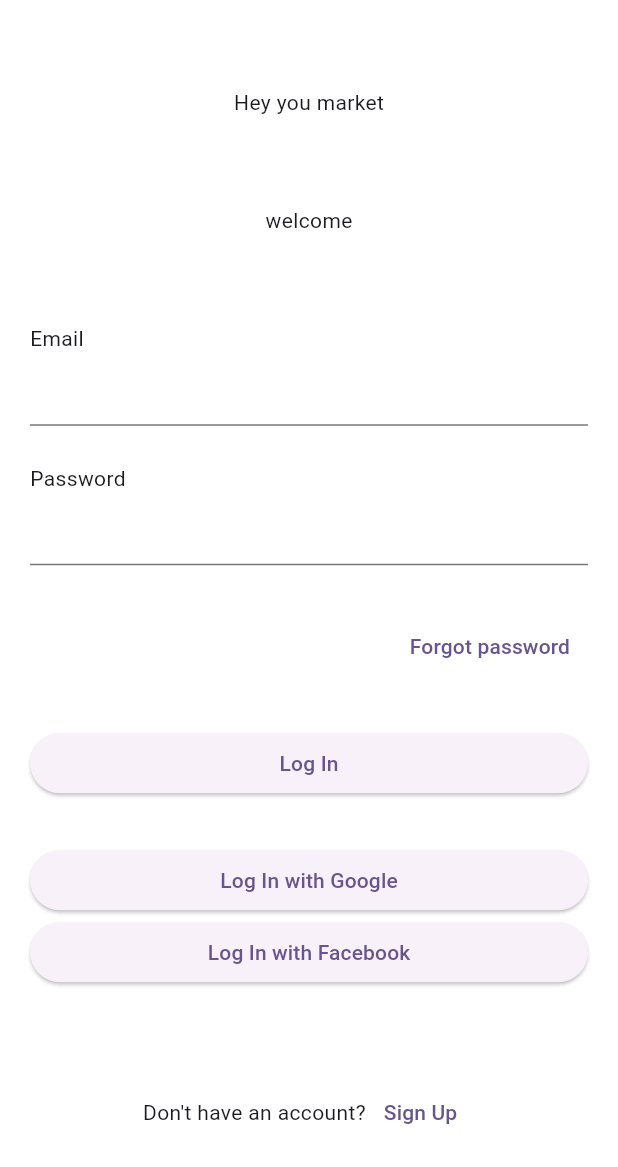
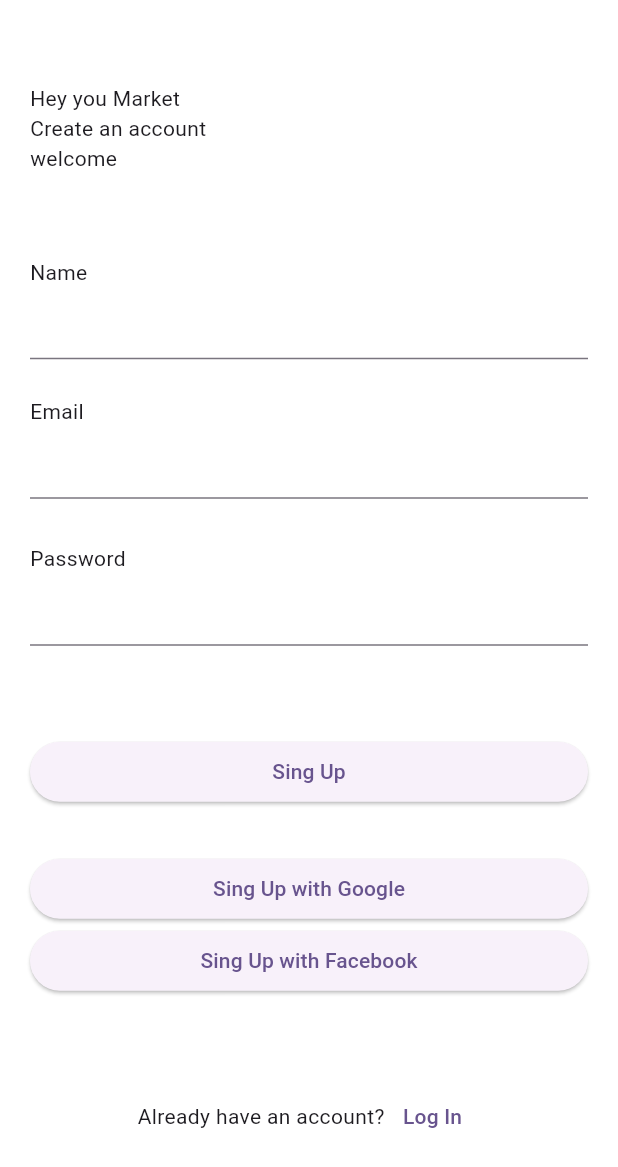
Before and after one commit to JeiFB/heyyoumarket, a Flutter app: the RegisterPage screen opened by its route, on a phone screen of 412 x 824 dp. Shown: the top 1167 px of the screen. Run offline on Flutter 3.47's test engine with Material 3 defaults, Android fonts, the light colour scheme and no system bars.

Commit message:
register diseñado

```diff
--- a/lib/presentation/auth/register/register_page.dart
+++ b/lib/presentation/auth/register/register_page.dart
@@ -13,10 +13,46 @@ class RegisterPage extends StatelessWidget {
           child: Column(
             mainAxisAlignment: MainAxisAlignment.spaceEvenly,
             children: [
-              const Text('Hey you market'),
-              const Text('welcome'),
+              const Column(
+                children: [
+                  SizedBox(
+                    width: double.infinity,
+                    child: Text(
+                      'Hey you Market',
+                      textAlign: TextAlign.start,
+                    ),
+                  ),
+                  SizedBox(
+                    width: double.infinity,
+                    child: Text(
+                      'Create an account',
+                      textAlign: TextAlign.start,
+                    ),
+                  ),
+                  SizedBox(
+                    width: double.infinity,
+                    child: Text(
+                      'welcome',
+                      textAlign: TextAlign.start,
+                    ),
+                  ),
+                ],
+              ),
               Column(
                 children: [
+                  const SizedBox(
+                    width: double.infinity,
+                    child: Text(
+                      'Name',
+                      textAlign: TextAlign.start,
+                    ),
+                  ),
+                  TextFormField(
+                    onChanged: (value) {},
+                  ),
+                  const SizedBox(
+                    height: 25,
+                  ),
                   const SizedBox(
                     width: double.infinity,
                     child: Text(
@@ -28,7 +64,7 @@ class RegisterPage extends StatelessWidget {
                     onChanged: (value) {},
                   ),
                   const SizedBox(
-                    height: 25,
+                    height: 30,
                   ),
                   const SizedBox(
                     width: double.infinity,
@@ -43,17 +79,6 @@ class RegisterPage extends StatelessWidget {
                   const SizedBox(
                     height: 30,
                   ),
-                  Row(
-                    mainAxisAlignment: MainAxisAlignment.end,
-                    children: [
-                      TextButton(
-                          onPressed: () {},
-                          child: const Text(
-                            'Forgot password',
-                            textAlign: TextAlign.end,
-                          )),
-                    ],
-                  ),
                   const SizedBox(
                     height: 30,
                   ),
@@ -61,7 +86,7 @@ class RegisterPage extends StatelessWidget {
                     width: double.infinity,
                     child: ElevatedButton(
                       onPressed: () {},
-                      child: const Text('Log In'),
+                      child: const Text('Sing Up'),
                     ),
                   ),
                   const SizedBox(
@@ -74,14 +99,14 @@ class RegisterPage extends StatelessWidget {
                         width: double.infinity,
                         child: ElevatedButton(
                           onPressed: () {},
-                          child: const Text('Log In with Google'),
+                          child: const Text('Sing Up with Google'),
                         ),
                       ),
                       SizedBox(
                         width: double.infinity,
                         child: ElevatedButton(
                           onPressed: () {},
-                          child: const Text('Log In with Facebook'),
+                          child: const Text('Sing Up with Facebook'),
                         ),
                       ),
                     ],
@@ -91,8 +116,12 @@ class RegisterPage extends StatelessWidget {
               Row(
                 mainAxisAlignment: MainAxisAlignment.center,
                 children: [
-                  const Text('Don\'t have an account?'),
-                  TextButton(onPressed: () {}, child: const Text('Sign Up')),
+                  const Text('Already have an account?'),
+                  TextButton(
+                      onPressed: () {
+                        Navigator.pop(context);
+                      },
+                      child: const Text('Log In')),
                 ],
               ),
             ],
```
